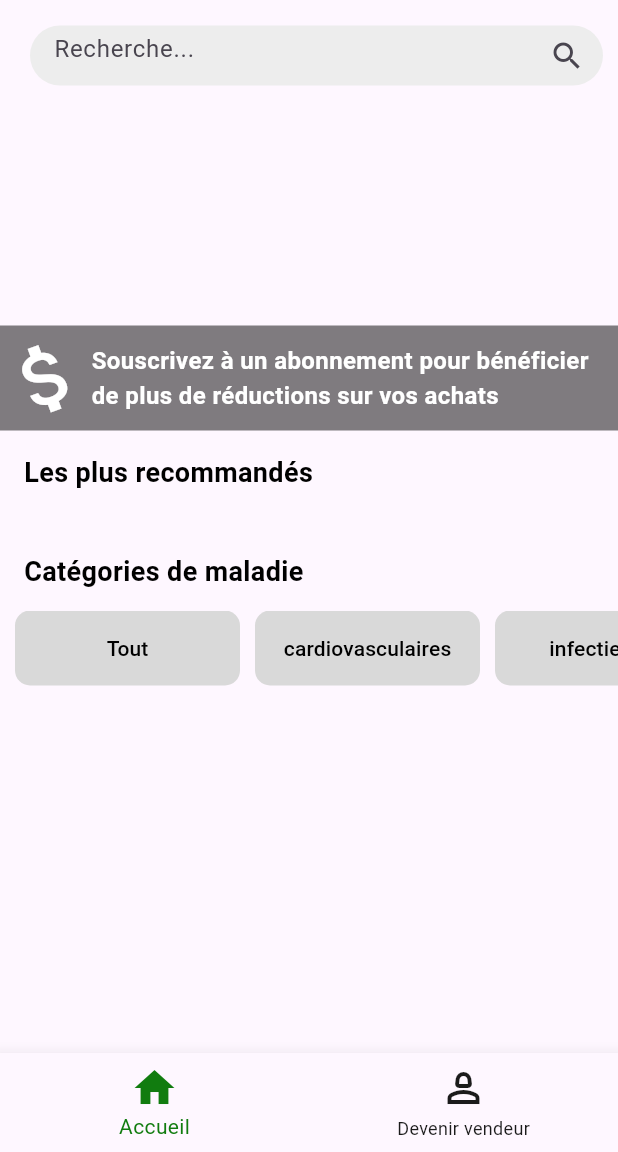
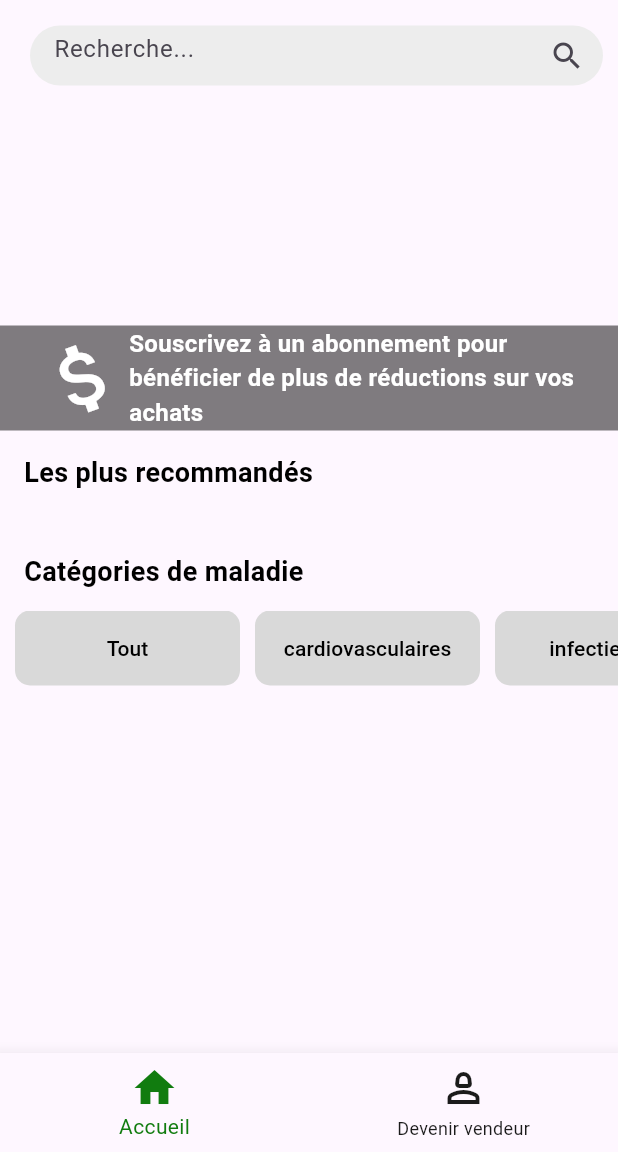
Before and after one commit to missiamenou/TradiSante, a Flutter app: the screen it shows after launch, on a phone screen of 412 x 824 dp, the part 84-1236 px from its top. Run offline on Flutter 3.47's test engine with Material 3 defaults, Android fonts, the phone set to English and light mode, and no system bars; drawn by our look-alikes of carousel_slider; our stand-ins replace cached_network_image, hive, hive_flutter, image_picker; accounts and stored records are empty; network calls fail.

Commit message:
modif_21_03_2024

```diff
--- a/lib/partieA/login/ApiService.dart
+++ b/lib/partieA/login/ApiService.dart
@@ -12,7 +12,7 @@ class ApiService {
       var response = await http.get(url);
 
       if (response.statusCode == 200) {
-        data = json.decode(response.body);
+        List<dynamic> data = json.decode(response.body);
         return data.map((e) {
           return Item(
             nomProduit: e["nomProduit"],
--- a/lib/partieA/login/accueilClient.dart
+++ b/lib/partieA/login/accueilClient.dart
@@ -13,6 +13,7 @@ import 'package:client/partieA/login/item.dart';
 import 'package:flutter/material.dart';
 import 'package:hive/hive.dart';
 import 'package:provider/provider.dart';
+import 'package:cached_network_image/cached_network_image.dart';
 // import 'package:get/get.dart';
 import "item.dart";
 import "dart:convert";
@@ -33,41 +34,56 @@ class _AccueilClientState extends State<AccueilClient> {
   late List<Item> products = []; // Initialisez la liste des produits
   late List<Item> productsCaroussel = []; // Initialisez la liste des produits
   String selectedCategory = "";
-  var maVariable;
-  List<Map<String, String>> dataList = [
-    {
-      "nomProduit": "komjhji",
-      "maladie": "do,jnkjvey",
-      "categorie": 'tatdffa',
-      "description": "grpfff3",
-      "image": "ma phoffto",
-      "prix": "4000f"
-    },
-    {
-      "nomProduit": "komi2",
-      "maladie": "dovey2",
-      "categorie": 'gl2',
-      "description": "grp2",
-      "image": "ma phofffffhhto",
-      "prix": "3000f"
-    },
-    {
-      "nomProduit": "komi3",
-      "maladie": "dovey3",
-      "categorie": 'tata3',
-      "description": "grp3",
-      "image": "ma photo3",
-      "prix": "1000"
-    },
-    {
-      "nomProduit": "komi4",
-      "maladie": "dovey4",
-      "categorie": 'tata4',
-      "description": "grp4",
-      "image": "ma photo4",
-      "prix": "5000"
-    },
-  ];
+  TextEditingController _searchController = TextEditingController();
+  //gerer la recherche
+  void _performSearch() async {
+    String searchTerm = _searchController.text.toLowerCase();
+    List<Item> allProducts = await ApiService.fetchCarousselProducts();
+
+    // Filtrer les produits en fonction du terme de recherche dans le nom du produit
+    List<Item> searchResults = allProducts
+        .where((item) => item.nomProduit.toLowerCase().contains(searchTerm))
+        .toList();
+
+    setState(() {
+      this.products = searchResults;
+    });
+  }
+  // var maVariable;
+  // List<Map<String, String>> dataList = [
+  //   {
+  //     "nomProduit": "komjhji",
+  //     "maladie": "do,jnkjvey",
+  //     "categorie": 'tatdffa',
+  //     "description": "grpfff3",
+  //     "image": "ma phoffto",
+  //     "prix": "4000f"
+  //   },
+  //   {
+  //     "nomProduit": "komi2",
+  //     "maladie": "dovey2",
+  //     "categorie": 'gl2',
+  //     "description": "grp2",
+  //     "image": "ma phofffffhhto",
+  //     "prix": "3000f"
+  //   },
+  //   {
+  //     "nomProduit": "komi3",
+  //     "maladie": "dovey3",
+  //     "categorie": 'tata3',
+  //     "description": "grp3",
+  //     "image": "ma photo3",
+  //     "prix": "1000"
+  //   },
+  //   {
+  //     "nomProduit": "komi4",
+  //     "maladie": "dovey4",
+  //     "categorie": 'tata4',
+  //     "description": "grp4",
+  //     "image": "ma photo4",
+  //     "prix": "5000"
+  //   },
+  // ];
 
   void _handleRefreshButtonClick() {
     fetchData(); // Rafraîchir les données en appelant la fonction fetchData
@@ -136,7 +152,7 @@ class _AccueilClientState extends State<AccueilClient> {
                         child: SizedBox(
                           height: 40,
                           child: TextField(
-                            controller: search,
+                            controller: _searchController,
                             decoration: InputDecoration(
                               filled: true,
                               fillColor: const Color(0xFFEDEDED),
@@ -146,28 +162,18 @@ class _AccueilClientState extends State<AccueilClient> {
                                 borderSide: BorderSide.none,
                               ),
                               suffixIcon: IconButton(
-                                onPressed: () {
-                                  if (dataList.any((element) =>
-                                      element.containsKey("nomProduit"))) {
-                                    var tempA = dataList.map((e) {
-                                      if (e["nomProduit"] == search.text) {
-                                        return e;
-                                      }
-                                    }).toList();
-                                    setState(() =>
-                                        maVariable = "un element correspond");
-                                  }
-                                },
+                                onPressed: _performSearch,
                                 icon: const Icon(Icons.search),
                               ),
                             ),
+                            onSubmitted: (value) => _performSearch(),
                           ),
                         ),
                       ),
                     ],
                   ),
                 ),
-                maVariable == null ? const SizedBox() : Text(maVariable),
+                // maVariable == null ? const SizedBox() : Text(maVariable),
                 const SizedBox(height: 10),
                 Stack(
                   children: [
@@ -185,11 +191,12 @@ class _AccueilClientState extends State<AccueilClient> {
                                 1.0, // Utilisez 1.0 pour occuper toute la largeur
                           ),
                           items: productsCaroussel.map((product) {
-                            return Image.network(
-                              product
-                                  .image, // Assurez-vous d'avoir la clé d'image correcte selon la structure de vos données
+                            return CachedNetworkImage(
+                              imageUrl: product.image,
                               fit: BoxFit.cover,
                               width: double.infinity,
+                              errorWidget: (context, url, error) =>
+                                  Icon(Icons.error),
                             );
                           }).toList(),
                         )),
@@ -213,7 +220,7 @@ class _AccueilClientState extends State<AccueilClient> {
                                 ),
                               ),
                               const SizedBox(
-                                width: 350,
+                                width: 300,
                                 child: Text(
                                   'Souscrivez à un abonnement pour bénéficier de plus de réductions sur vos achats',
                                   style: TextStyle(
@@ -259,10 +266,11 @@ class _AccueilClientState extends State<AccueilClient> {
                               SizedBox(
                                 width: 150,
                                 height: 150,
-                                child: Image.network(
-                                  products[index].image,
-                                  fit: BoxFit.cover,
-                                ),
+                                child: CachedNetworkImage(
+  imageUrl: products[index].image,
+  fit: BoxFit.cover,
+)
+
                               ),
                               Positioned(
                                 bottom: -4,
@@ -553,7 +561,7 @@ class _AccueilClientState extends State<AccueilClient> {
                                         width: 2.0, // Largeur de la bordure
                                       ),
                                       borderRadius: BorderRadius.circular(
-                                          8.0), // Rayon des bords de la boîte
+                                          5), // Rayon des bords de la boîte
                                     ),
                                     child: Stack(
                                       children: [
@@ -573,13 +581,13 @@ class _AccueilClientState extends State<AccueilClient> {
                                             );
                                             // _changeColor(category);
                                           },
-                                          child: Image.network(
-                                            filteredProducts[productIndex]
-                                                .image,
-                                            fit: BoxFit.cover,
-                                            width: containerWidth,
-                                            height: 150,
-                                          ),
+                                          child: CachedNetworkImage(
+  imageUrl: filteredProducts[productIndex].image,
+  fit: BoxFit.cover,
+  width: containerWidth,
+  height: 150,
+)
+
                                         ),
                                         Positioned(
                                           bottom: 8,
--- a/pubspec.yaml
+++ b/pubspec.yaml
@@ -46,7 +46,7 @@ dependencies:
   get: ^4.6.6
   hive: ^2.2.3
   hive_flutter: ^1.1.0
-  cached_network_image: ^3.3.0
+  cached_network_image: ^3.3.1
   provider: ^6.1.1
   # image_cropper: ^5.0.1
 
```
Also changed, not shown: lib/main.dart (+1 -8 lines), pubspec.lock, 11 other files. Lines whose indentation alone changed are shown as unchanged.
